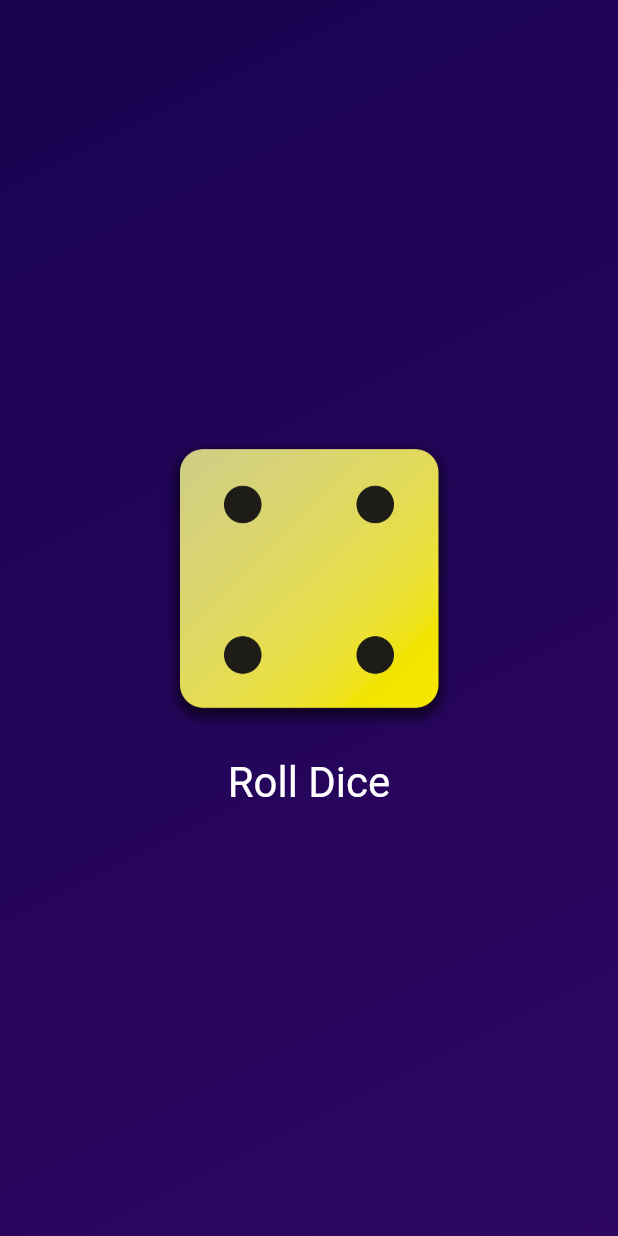
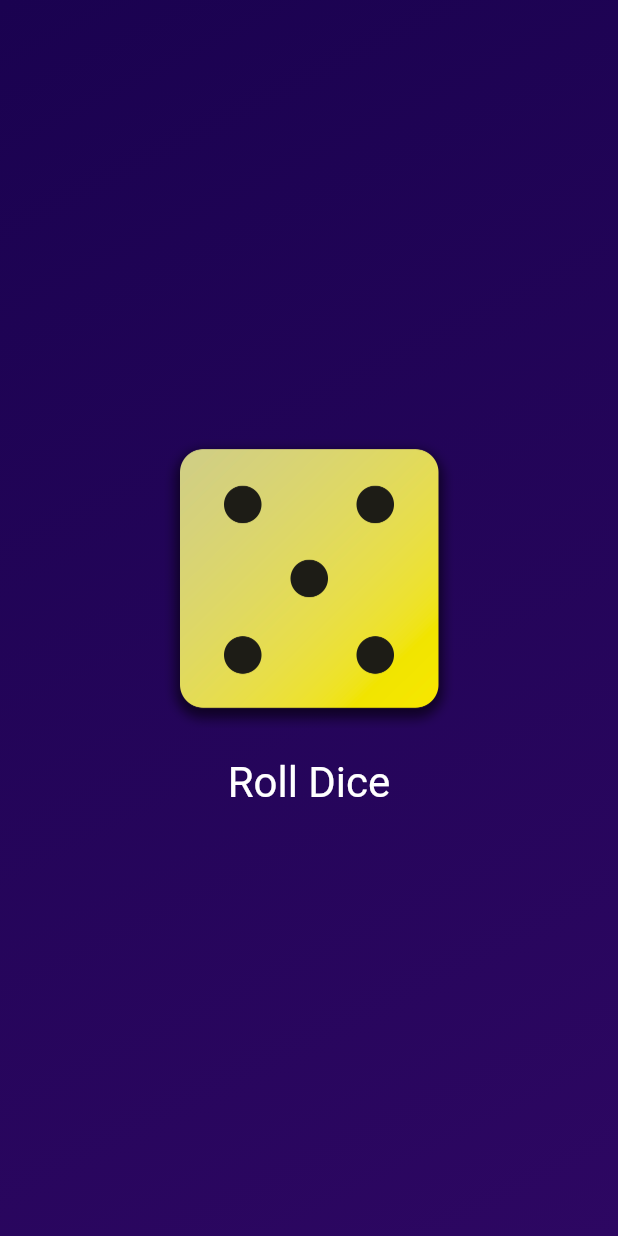
Before and after one commit to priyadarshii786/Flutter-Revision, a Flutter app: the screen it shows after launch, after a tap on "Roll Dice", on a phone screen of 412 x 824 dp. Run offline on Flutter 3.47's test engine with Material 3 defaults, Android fonts, the light colour scheme and no system bars.

Commit message:
upto lect 49

```diff
--- a/lib/dice_roller.dart
+++ b/lib/dice_roller.dart
@@ -1,4 +1,8 @@
+import 'dart:math';
+
 import 'package:flutter/material.dart';
+
+final randomizer = Random();
 
 class DiceRoller extends StatefulWidget {
   const DiceRoller({super.key});
@@ -8,11 +12,11 @@
 }
 
 class _DiceRollerState extends State<DiceRoller> {
-  var activeDiceImage = 'assets/images/dice-2.png';
+  var currentDiceRoll = 2;
 
   void rollDice() {
     setState(() {
-      activeDiceImage = 'assets/images/dice-4.png';
+      currentDiceRoll = randomizer.nextInt(6) + 1;
     });
   }
 
@@ -22,7 +26,7 @@
       mainAxisSize: MainAxisSize.min,
       children: [
         Image.asset(
-          activeDiceImage,
+          'assets/images/dice-$currentDiceRoll.png',
           width: 200,
         ),
         TextButton(
```
